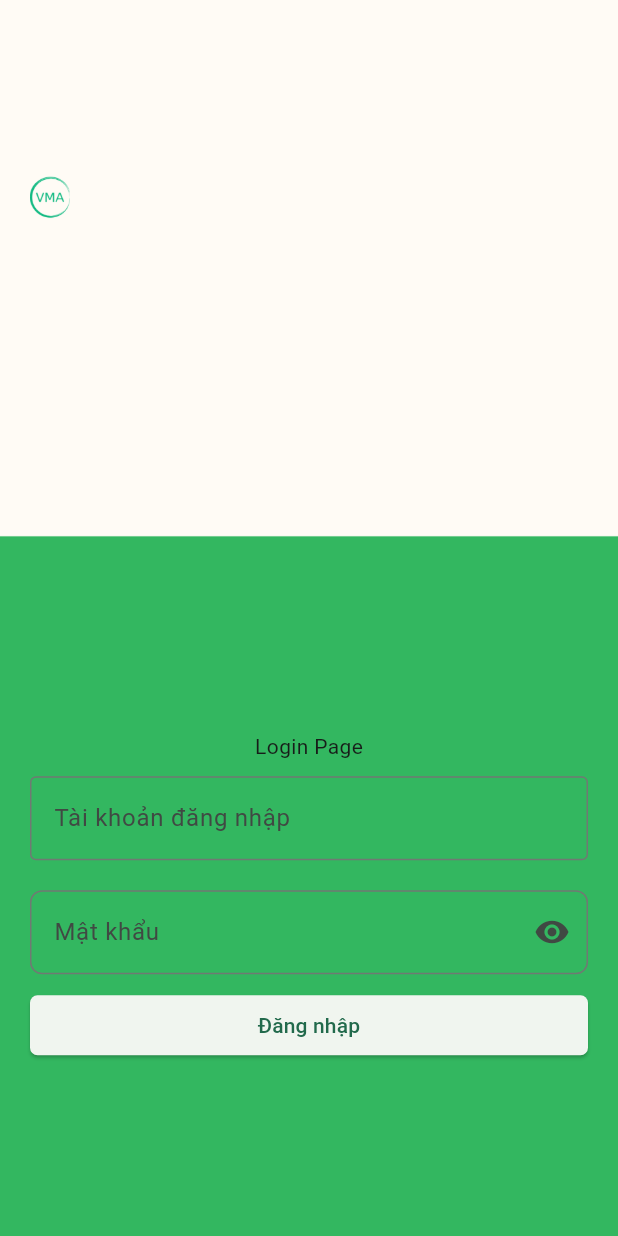
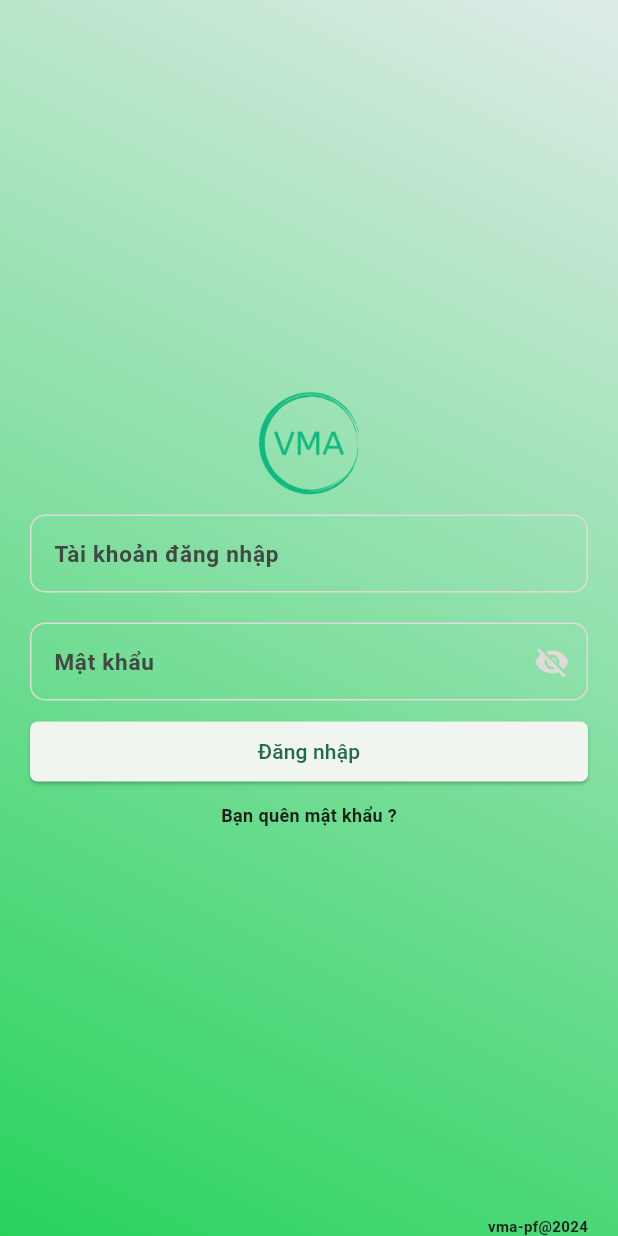
Before and after one commit to vma-pf/vma-mobile, a Flutter app: the screen it shows after launch, on a phone screen of 412 x 824 dp. Run offline on Flutter 3.47's test engine with Material 3 defaults, Android fonts, the phone set to English and light mode, and no system bars; our stand-ins replace dio, either_dart, flutter_secure_storage, go_router; missing offline and left inert: signalr_netcore; Roboto replaces fonts that are missing (Poppins).

Commit message:
login ui and change password ui

```diff
--- a/lib/app/common/app_router.dart
+++ b/lib/app/common/app_router.dart
@@ -1,4 +1,5 @@
 import 'package:go_router/go_router.dart';
+import 'package:vma/app/screens/success-screens/change-password-success.dart';
 import 'package:vma/core/constants/routes.dart';
 import 'package:vma/core/network/app_storage.dart';
 import 'package:vma/app/screens/auth/login.dart';
@@ -42,6 +43,10 @@ class AppRouter {
         path: Routes.alert,
         builder: (context, state) => const Alert(),
       ),
+      GoRoute(
+        path: Routes.changePasswordSuccess,
+        builder: (context, state) => const ChangePasswordSuccess(),
+      ),
     ],
     redirect: (context, state) async {
       String token = await AppStorage().read("token");
--- a/lib/app/screens/auth/login.dart
+++ b/lib/app/screens/auth/login.dart
@@ -1,5 +1,6 @@
 import 'package:flutter/material.dart';
 import 'package:go_router/go_router.dart';
+import 'package:vma/app/screens/auth/change-password.dart';
 import 'package:vma/core/constants/routes.dart';
 import 'package:vma/core/network/app_storage.dart';
 
@@ -11,6 +12,12 @@ class Login extends StatefulWidget {
 }
 
 class _LoginState extends State<Login> {
+  bool _passwordVisible = false;
+  @override
+  initState() {
+    _passwordVisible = false;
+  }
+
   void _login() async {
     try {
       AppStorage().write("token", "123");
@@ -25,40 +32,65 @@ class _LoginState extends State<Login> {
     return Scaffold(
       body: Container(
         decoration: const BoxDecoration(
-          image: DecorationImage(
-            image: AssetImage('assets/images/background/login_screen.png'),
-            fit: BoxFit.fill,
-          ),
-        ),
+            gradient: LinearGradient(
+          begin: Alignment.topRight,
+          end: Alignment.bottomLeft,
+          colors: [
+            Color.fromARGB(255, 222, 235, 231),
+            Color.fromARGB(255, 40, 211, 92),
+          ],
+        )),
         child: Center(
           child: Padding(
             padding: const EdgeInsets.symmetric(horizontal: 20),
             child: Form(
               child: Column(
+                mainAxisAlignment: MainAxisAlignment.spaceBetween,
+                children: <Widget>[
+                  const SizedBox(height: 0),
+                  Column(
+                    children: [
+                      SizedBox(
+                        height: 75,
+                        child: Row(
                           mainAxisAlignment: MainAxisAlignment.center,
-                children: <Widget>[
-                  SizedBox(
-                    height: 30,
-                    child: Row(
                           children: [
-                        Image.asset(
-                          'assets/images/vma-logo.png',
-                        )
+                            Image.asset('assets/images/vma-logo.png',
+                                fit: BoxFit.contain)
                           ],
                         ),
                       ),
                       const SizedBox(
-                    height: 341,
-                  ),
-                  const Text('Login Page'),
-                  const SizedBox(
                         height: 10,
                       ),
                       TextFormField(
+                        style: const TextStyle(
+                          color: Color(0xFF393939),
+                          fontSize: 13,
+                          fontFamily: 'Poppins',
+                          fontWeight: FontWeight.w400,
+                        ),
                         decoration: const InputDecoration(
-                      label: Text('Tài khoản đăng nhập'),
-                      border: OutlineInputBorder(),
-                      // suffixIcon: Icon(Icons.remove_red_eye),
+                          labelText: 'Tài khoản đăng nhập',
+                          labelStyle: TextStyle(
+                            fontSize: 15,
+                            fontFamily: 'Poppins',
+                            fontWeight: FontWeight.w600,
+                          ),
+                          enabledBorder: OutlineInputBorder(
+                            borderRadius: BorderRadius.all(Radius.circular(10)),
+                            borderSide: BorderSide(
+                              width: 1,
+                              color: Color.fromARGB(255, 226, 218, 218),
+                            ),
+                          ),
+                          focusedBorder: OutlineInputBorder(
+                            borderRadius: BorderRadius.all(Radius.circular(10)),
+                            borderSide: BorderSide(
+                              width: 1,
+                              color: Color.fromARGB(255, 226, 218, 218),
+                            ),
+                          ),
                         ),
                         validator: (String? value) {
                           if (value == null || value.isEmpty) {
@@ -71,19 +103,53 @@ class _LoginState extends State<Login> {
                         height: 20,
                       ),
                       TextFormField(
-                    obscureText: true,
+                        obscureText: !_passwordVisible,
                         enableSuggestions: false,
                         autocorrect: false,
+                        style: const TextStyle(
+                          color: Color(0xFF393939),
+                          fontSize: 13,
+                          fontFamily: 'Poppins',
+                          fontWeight: FontWeight.w400,
+                        ),
                         decoration: InputDecoration(
-                      label: const Text('Mật khẩu'),
-                      border: OutlineInputBorder(
-                        borderRadius: BorderRadius.circular(8),
+                          labelText: 'Mật khẩu',
+                          labelStyle: const TextStyle(
+                            fontSize: 15,
+                            fontFamily: 'Poppins',
+                            fontWeight: FontWeight.w600,
                           ),
-                      suffixIcon: const Icon(Icons.remove_red_eye),
+                          enabledBorder: const OutlineInputBorder(
+                            borderRadius: BorderRadius.all(Radius.circular(10)),
+                            borderSide: BorderSide(
+                              width: 1,
+                              color: Color.fromARGB(255, 226, 218, 218),
+                            ),
+                          ),
+                          focusedBorder: const OutlineInputBorder(
+                            borderRadius: BorderRadius.all(Radius.circular(10)),
+                            borderSide: BorderSide(
+                              width: 1,
+                              color: Color.fromARGB(255, 226, 218, 218),
+                            ),
+                          ),
+                          suffixIcon: IconButton(
+                            icon: Icon(
+                              _passwordVisible
+                                  ? Icons.visibility
+                                  : Icons.visibility_off,
+                              color: const Color.fromARGB(255, 226, 218, 218),
+                            ),
+                            onPressed: () {
+                              setState(() {
+                                _passwordVisible = !_passwordVisible;
+                              });
+                            },
+                          ),
                         ),
                         validator: (String? value) {
                           if (value == null || value.isEmpty) {
-                        return 'Please enter some text';
+                            return 'Vui lòng nhập đủ thông tin';
                           }
                           return null;
                         },
@@ -98,7 +164,8 @@ class _LoginState extends State<Login> {
                             _login();
                           },
                           style: ButtonStyle(
-                        shape: WidgetStateProperty.all<RoundedRectangleBorder>(
+                            shape:
+                                WidgetStateProperty.all<RoundedRectangleBorder>(
                               RoundedRectangleBorder(
                                 borderRadius: BorderRadius.circular(5),
                               ),
@@ -107,6 +174,40 @@ class _LoginState extends State<Login> {
                           child: const Text("Đăng nhập"),
                         ),
                       ),
+                      const SizedBox(
+                        height: 10,
+                      ),
+                      GestureDetector(
+                        onTap: () {
+                          Future.delayed(const Duration(milliseconds: 100), () {
+                            Navigator.of(context).push(MaterialPageRoute(
+                                builder: (context) => const ChangePassword()));
+                          });
+                        },
+                        child: const Text(
+                          "Bạn quên mật khẩu ?",
+                          style: TextStyle(
+                            fontSize: 12,
+                            fontFamily: 'Poppins',
+                            fontWeight: FontWeight.w600,
+                          ),
+                        ),
+                      ),
+                    ],
+                  ),
+                  const Row(
+                    mainAxisAlignment: MainAxisAlignment.end,
+                    children: [
+                      Text(
+                        "vma-pf@2024",
+                        style: TextStyle(
+                          fontSize: 10,
+                          fontFamily: 'Poppins',
+                          fontWeight: FontWeight.w600,
+                        ),
+                      ),
+                    ],
+                  )
                 ],
               ),
             ),
--- a/lib/core/constants/routes.dart
+++ b/lib/core/constants/routes.dart
@@ -8,4 +8,5 @@ class Routes {
   static const String login = '/login';
   static const String register = '/register';
   static const String notFound = '/not-found';
+  static const String changePasswordSuccess = '/change-password-success';
 }
--- a/pubspec.yaml
+++ b/pubspec.yaml
@@ -69,6 +69,7 @@ flutter:
   assets:
     - assets/images/
     - assets/images/background/
+    - assets/images/icons/
 
   # An image asset can refer to one or more resolution-specific "variants", see
   # https://flutter.dev/to/resolution-aware-images
```
Also changed, not shown: lib/app/screens/auth/change-password.dart (added, +143 -0 lines), lib/app/screens/success-screens/change-password-success.dart (added, +75 -0 lines), assets/images/icons/pig-happy.png (added). Lines whose indentation alone changed are shown as unchanged.
